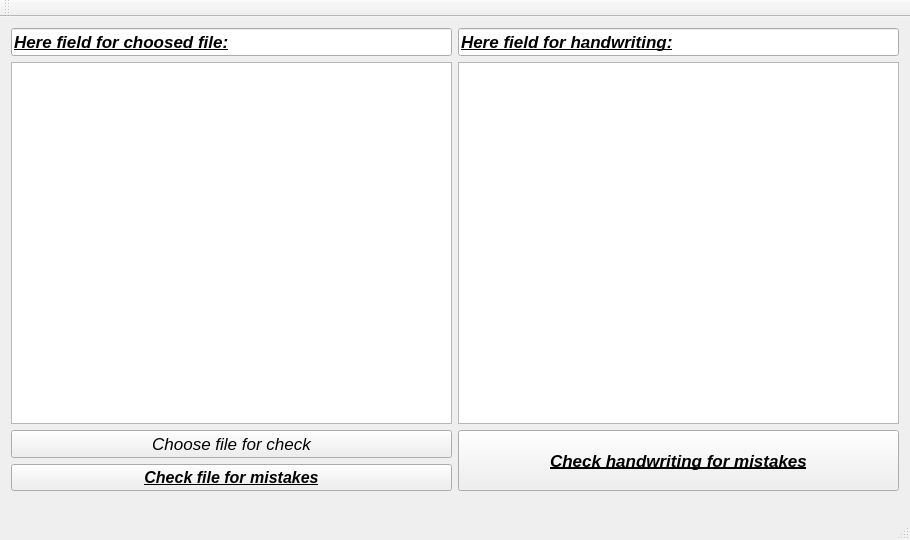
Qt form QT/Lab_3/Task_2/MainWindow.ui (PaShampusik/BSUIR) before a commit.
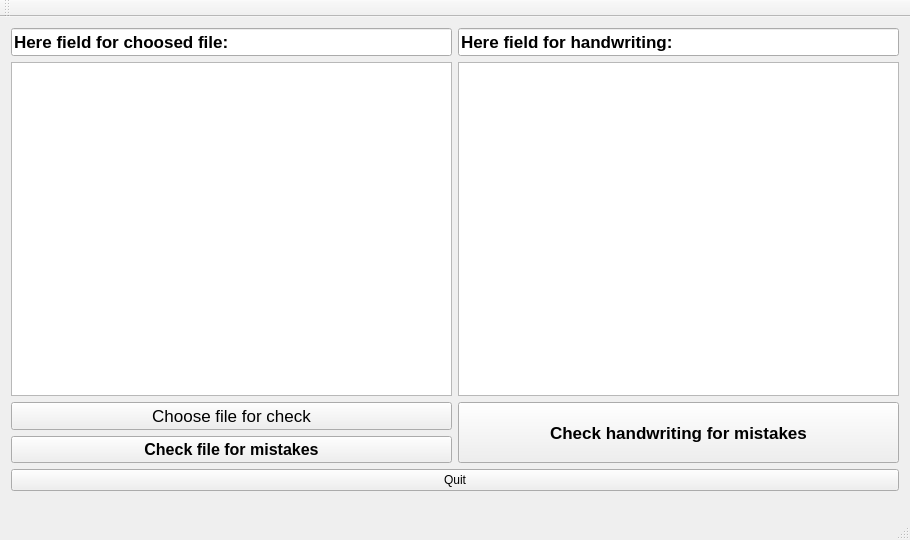
The same form after that commit.

```diff
--- a/QT/Lab_3/Task_2/MainWindow.ui
+++ b/QT/Lab_3/Task_2/MainWindow.ui
@@ -2,6 +2,9 @@
 <ui version="4.0">
  <class>MainWindow</class>
  <widget class="QMainWindow" name="MainWindow">
+  <property name="windowModality">
+   <enum>Qt::NonModal</enum>
+  </property>
   <property name="geometry">
    <rect>
     <x>0</x>
@@ -10,9 +13,15 @@
     <height>540</height>
    </rect>
   </property>
+  <property name="font">
+   <font/>
+  </property>
   <property name="windowTitle">
    <string>MainWindow</string>
   </property>
+  <property name="styleSheet">
+   <string notr="true"/>
+  </property>
   <widget class="QWidget" name="centralWidget">
    <property name="maximumSize">
     <size>
@@ -20,19 +29,68 @@
      <height>485</height>
     </size>
    </property>
+   <property name="styleSheet">
+    <string notr="true"/>
+   </property>
    <layout class="QHBoxLayout" name="horizontalLayout">
     <item>
      <layout class="QGridLayout" name="gridLayout">
+      <item row="3" column="0">
+       <widget class="QPushButton" name="ChooseFile">
+        <property name="font">
+         <font>
+          <pointsize>13</pointsize>
+          <italic>false</italic>
+          <bold>false</bold>
+         </font>
+        </property>
+        <property name="styleSheet">
+         <string notr="true">::hover {
+background-color: green;
+color: #fff;
+}
+</string>
+        </property>
+        <property name="text">
+         <string>Choose file for check</string>
+        </property>
+       </widget>
+      </item>
+      <item row="1" column="0">
+       <widget class="QLineEdit" name="lineEdit_2">
+        <property name="font">
+         <font>
+          <pointsize>13</pointsize>
+          <italic>false</italic>
+          <bold>true</bold>
+          <underline>false</underline>
+         </font>
+        </property>
+        <property name="text">
+         <string>Here field for choosed file:</string>
+        </property>
+        <property name="readOnly">
+         <bool>true</bool>
+        </property>
+       </widget>
+      </item>
       <item row="4" column="0">
        <widget class="QPushButton" name="CheckFile">
         <property name="font">
          <font>
           <pointsize>12</pointsize>
-          <italic>true</italic>
+          <italic>false</italic>
           <bold>true</bold>
-          <underline>true</underline>
+          <underline>false</underline>
          </font>
         </property>
+        <property name="styleSheet">
+         <string notr="true">::hover {
+background-color: green;
+color: #fff;
+}
+</string>
+        </property>
         <property name="text">
          <string>Check file for mistakes</string>
         </property>
@@ -42,52 +100,15 @@
        <widget class="QPlainTextEdit" name="Handwriting">
         <property name="font">
          <font>
-          <bold>true</bold>
-         </font>
-        </property>
-       </widget>
-      </item>
-      <item row="2" column="0">
-       <widget class="QPlainTextEdit" name="File">
-        <property name="font">
-         <font>
-          <bold>true</bold>
-         </font>
-        </property>
-        <property name="readOnly">
-         <bool>true</bool>
-        </property>
-       </widget>
-      </item>
-      <item row="1" column="1">
-       <widget class="QLineEdit" name="lineEdit">
-        <property name="font">
-         <font>
-          <pointsize>13</pointsize>
-          <italic>true</italic>
-          <bold>true</bold>
-          <underline>true</underline>
-         </font>
-        </property>
-        <property name="text">
-         <string>Here field for handwriting:</string>
-        </property>
-        <property name="readOnly">
-         <bool>true</bool>
-        </property>
-       </widget>
-      </item>
-      <item row="3" column="0">
-       <widget class="QPushButton" name="ChooseFile">
-        <property name="font">
-         <font>
-          <pointsize>13</pointsize>
-          <italic>true</italic>
+          <pointsize>11</pointsize>
+          <italic>false</italic>
           <bold>false</bold>
          </font>
         </property>
-        <property name="text">
-         <string>Choose file for check</string>
+        <property name="styleSheet">
+         <string notr="true">
+font: 11pt &quot;Lucida Console&quot;;
+</string>
         </property>
        </widget>
       </item>
@@ -102,34 +123,65 @@
         <property name="font">
          <font>
           <pointsize>13</pointsize>
-          <italic>true</italic>
+          <italic>false</italic>
           <bold>true</bold>
-          <underline>true</underline>
+          <underline>false</underline>
          </font>
         </property>
+        <property name="styleSheet">
+         <string notr="true">::hover {
+background-color: green;
+color: #fff;
+}
+</string>
+        </property>
         <property name="text">
          <string>Check handwriting for mistakes</string>
         </property>
        </widget>
       </item>
-      <item row="1" column="0">
-       <widget class="QLineEdit" name="lineEdit_2">
+      <item row="2" column="0">
+       <widget class="QPlainTextEdit" name="File">
+        <property name="font">
+         <font>
+          <pointsize>11</pointsize>
+          <italic>false</italic>
+          <bold>false</bold>
+         </font>
+        </property>
+        <property name="styleSheet">
+         <string notr="true">font: 11pt &quot;Lucida Console&quot;;</string>
+        </property>
+        <property name="readOnly">
+         <bool>true</bool>
+        </property>
+       </widget>
+      </item>
+      <item row="1" column="1">
+       <widget class="QLineEdit" name="lineEdit">
         <property name="font">
          <font>
           <pointsize>13</pointsize>
-          <italic>true</italic>
+          <italic>false</italic>
           <bold>true</bold>
-          <underline>true</underline>
+          <underline>false</underline>
          </font>
         </property>
         <property name="text">
-         <string>Here field for choosed file:</string>
+         <string>Here field for handwriting:</string>
         </property>
         <property name="readOnly">
          <bool>true</bool>
         </property>
        </widget>
       </item>
+      <item row="5" column="0" colspan="2">
+       <widget class="QPushButton" name="Quit">
+        <property name="text">
+         <string>Quit</string>
+        </property>
+       </widget>
+      </item>
      </layout>
     </item>
    </layout>
```
